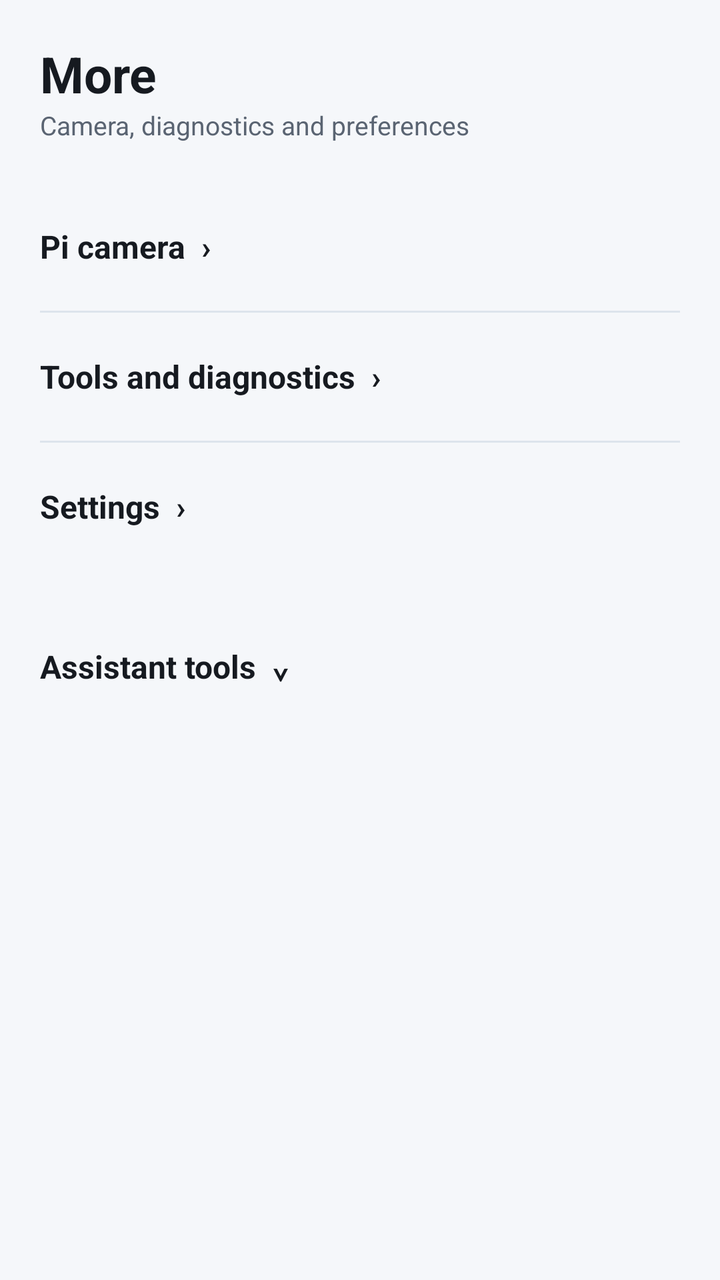
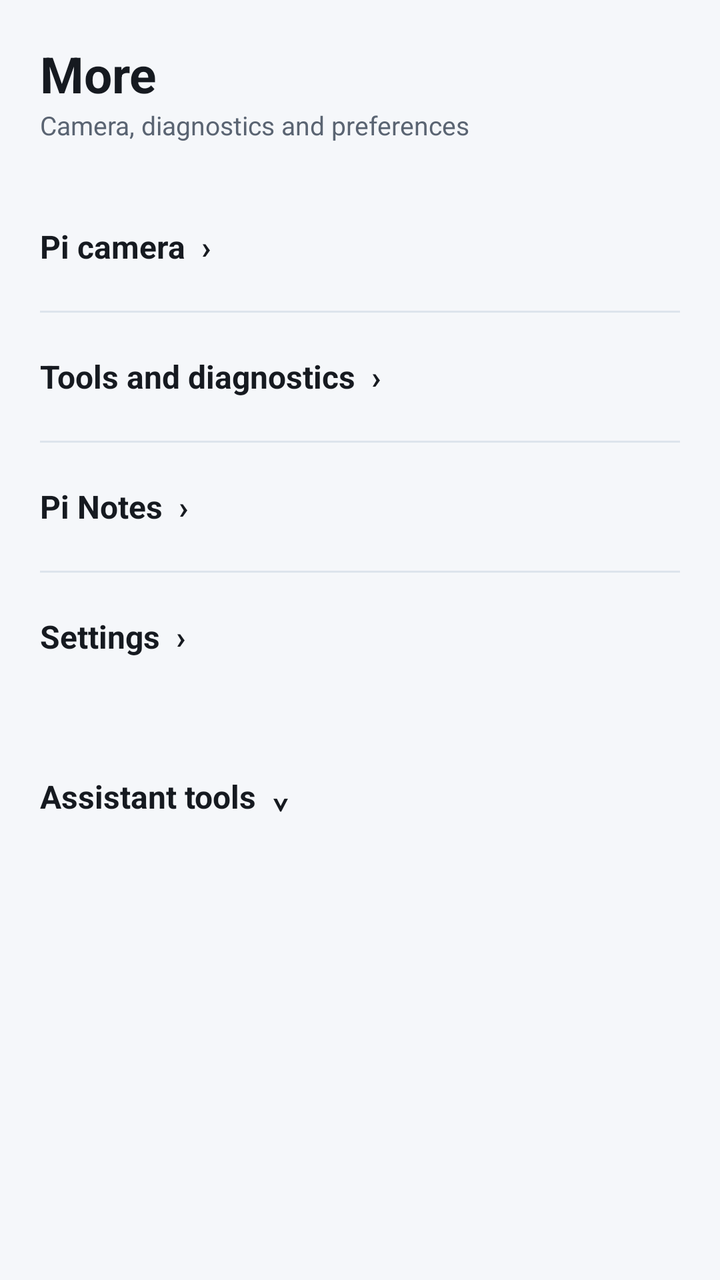

Compare the two renders of this Android layout. The source of the first and the diff that turns it into the second are given below.
<!-- AndroidManifest.xml: application theme Theme.Csync -->
<!-- res/layout/page_more.xml -->
<?xml version="1.0" encoding="utf-8"?>
<LinearLayout xmlns:android="http://schemas.android.com/apk/res/android"
    android:layout_width="match_parent" android:layout_height="match_parent"
    android:orientation="vertical" android:background="@color/bg">
    <LinearLayout android:layout_width="match_parent" android:layout_height="wrap_content"
        android:orientation="vertical" android:padding="20dp">
        <TextView android:layout_width="wrap_content" android:layout_height="wrap_content"
            android:text="More" android:textSize="25sp" android:textStyle="bold" android:textColor="@color/text"/>
        <TextView android:layout_width="wrap_content" android:layout_height="wrap_content"
            android:text="Camera, diagnostics and preferences" android:textSize="13sp" android:textColor="@color/dim"/>
    </LinearLayout>
    <ScrollView android:layout_width="match_parent" android:layout_height="0dp" android:layout_weight="1">
        <LinearLayout android:layout_width="match_parent" android:layout_height="wrap_content"
            android:orientation="vertical" android:paddingStart="20dp" android:paddingEnd="20dp">
            <TextView android:id="@+id/more_camera" android:layout_width="match_parent"
                android:layout_height="wrap_content" android:minHeight="64dp" android:gravity="center_vertical"
                android:text="Pi camera  ›" android:textSize="16sp" android:textStyle="bold"
                android:textColor="@color/text" android:background="?attr/selectableItemBackground"/>
            <View android:layout_width="match_parent" android:layout_height="1dp" android:background="@color/border"/>
            <TextView android:id="@+id/more_tools" android:layout_width="match_parent"
                android:layout_height="wrap_content" android:minHeight="64dp" android:gravity="center_vertical"
                android:text="Tools and diagnostics  ›" android:textSize="16sp" android:textStyle="bold"
                android:textColor="@color/text" android:background="?attr/selectableItemBackground"/>
            <View android:layout_width="match_parent" android:layout_height="1dp" android:background="@color/border"/>
            <TextView android:id="@+id/more_settings" android:layout_width="match_parent"
                android:layout_height="wrap_content" android:minHeight="64dp" android:gravity="center_vertical"
                android:text="Settings  ›" android:textSize="16sp" android:textStyle="bold"
                android:textColor="@color/text" android:background="?attr/selectableItemBackground"/>
            <TextView android:id="@+id/more_assistant_tools" android:layout_width="match_parent"
                android:layout_height="wrap_content" android:minHeight="64dp" android:gravity="center_vertical"
                android:layout_marginTop="16dp" android:text="Assistant tools  ⌄" android:textSize="16sp"
                android:textStyle="bold" android:textColor="@color/text"
                android:background="?attr/selectableItemBackground"/>
            <LinearLayout android:id="@+id/home_caps" android:layout_width="match_parent"
                android:layout_height="wrap_content" android:orientation="vertical" android:visibility="gone"/>
        </LinearLayout>
    </ScrollView>
</LinearLayout>
<!-- resources referenced by this layout -->
<resources>
  <color name="bg">#F5F7FA</color>
  <color name="border">#DDE4EC</color>
  <color name="dim">#5A6472</color>
  <color name="text">#161A20</color>
  <style name="Theme.Csync" parent="Theme.Material3.DayNight.NoActionBar">
          <item name="colorPrimary">@color/coral</item>
          <item name="colorOnPrimary">@color/onAccent</item>
          <item name="android:colorBackground">@color/bg</item>
          <item name="colorSurface">@color/surface</item>
          <item name="colorOnSurface">@color/text</item>
          <item name="colorOnBackground">@color/text</item>
          <item name="android:statusBarColor">@color/bg</item>
          <item name="android:navigationBarColor">@color/surface</item>
          <item name="android:windowLightStatusBar" tools:targetApi="m">true</item>
      </style>
  <color name="coral">#E4572E</color>
  <color name="onAccent">#FFFFFF</color>
  <color name="surface">#FFFFFF</color>
</resources>

<!-- the commit's change to res/layout/page_more.xml (unified diff, before → after) -->
@@ -22,6 +22,11 @@
                 android:text="Tools and diagnostics  ›" android:textSize="16sp" android:textStyle="bold"
                 android:textColor="@color/text" android:background="?attr/selectableItemBackground"/>
             <View android:layout_width="match_parent" android:layout_height="1dp" android:background="@color/border"/>
+            <TextView android:id="@+id/more_notes" android:layout_width="match_parent"
+                android:layout_height="wrap_content" android:minHeight="64dp" android:gravity="center_vertical"
+                android:text="Pi Notes  ›" android:textSize="16sp" android:textStyle="bold"
+                android:textColor="@color/text" android:background="?attr/selectableItemBackground"/>
+            <View android:layout_width="match_parent" android:layout_height="1dp" android:background="@color/border"/>
             <TextView android:id="@+id/more_settings" android:layout_width="match_parent"
                 android:layout_height="wrap_content" android:minHeight="64dp" android:gravity="center_vertical"
                 android:text="Settings  ›" android:textSize="16sp" android:textStyle="bold"
